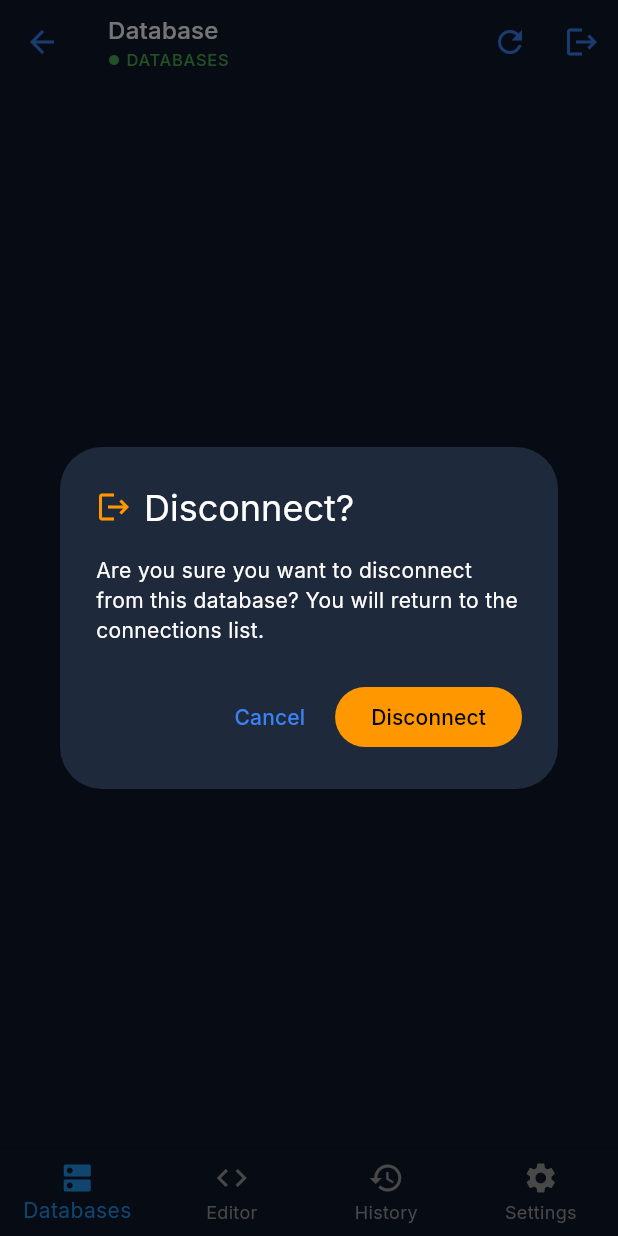
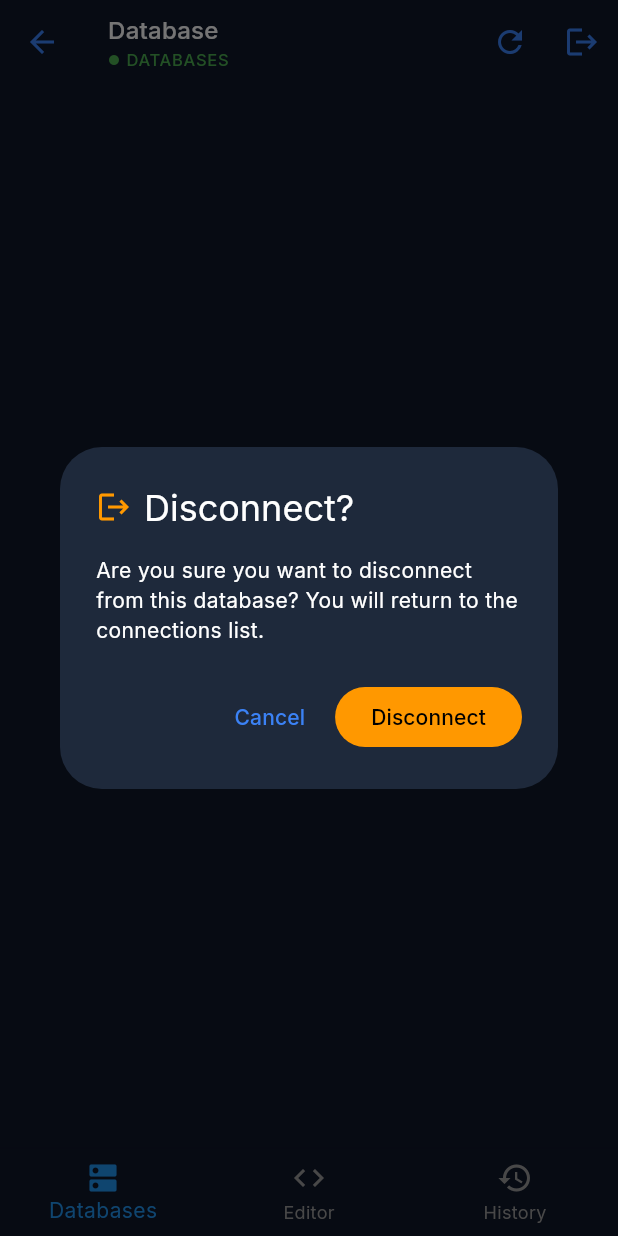
Before and after one commit to sajidalianjum/fluxlyn, a Flutter app: the DashboardPage screen opened directly, after a tap on the "logout" icon, on a phone screen of 412 x 824 dp. Run offline on Flutter 3.47's test engine with Material 3 defaults, Android fonts, the phone set to English and light mode, and no system bars; our stand-ins replace data_table_2, flutter_highlight, flutter_local_notifications, google_fonts, hive, hive_flutter; missing offline and left inert: dartssh2, file_selector, flutter_code_editor, highlight, mysql_dart; accounts and stored records are empty.

Commit message:
Update dashboard_page.dart

```diff
--- a/lib/src/features/dashboard/presentation/pages/dashboard_page.dart
+++ b/lib/src/features/dashboard/presentation/pages/dashboard_page.dart
@@ -3,7 +3,6 @@ import 'package:provider/provider.dart';
 import '../../providers/dashboard_provider.dart';
 import '../tabs/schema_tab.dart';
 import '../tabs/query_tab.dart';
-import 'package:fluxlyn/src/features/settings/presentation/tabs/settings_tab.dart';
 
 class DashboardPage extends StatelessWidget {
   const DashboardPage({super.key});
@@ -16,7 +15,6 @@ class DashboardPage extends StatelessWidget {
       const SchemaTab(),
       const QueryTab(),
       const Center(child: Text('History (Coming Soon)')),
-      const SettingsTab(),
     ];
 
     return PopScope(
@@ -73,10 +71,6 @@ class DashboardPage extends StatelessWidget {
               icon: Icon(Icons.history),
               label: 'History',
             ),
-            BottomNavigationBarItem(
-              icon: Icon(Icons.settings),
-              label: 'Settings',
-            ),
           ],
         ),
       ),
```
